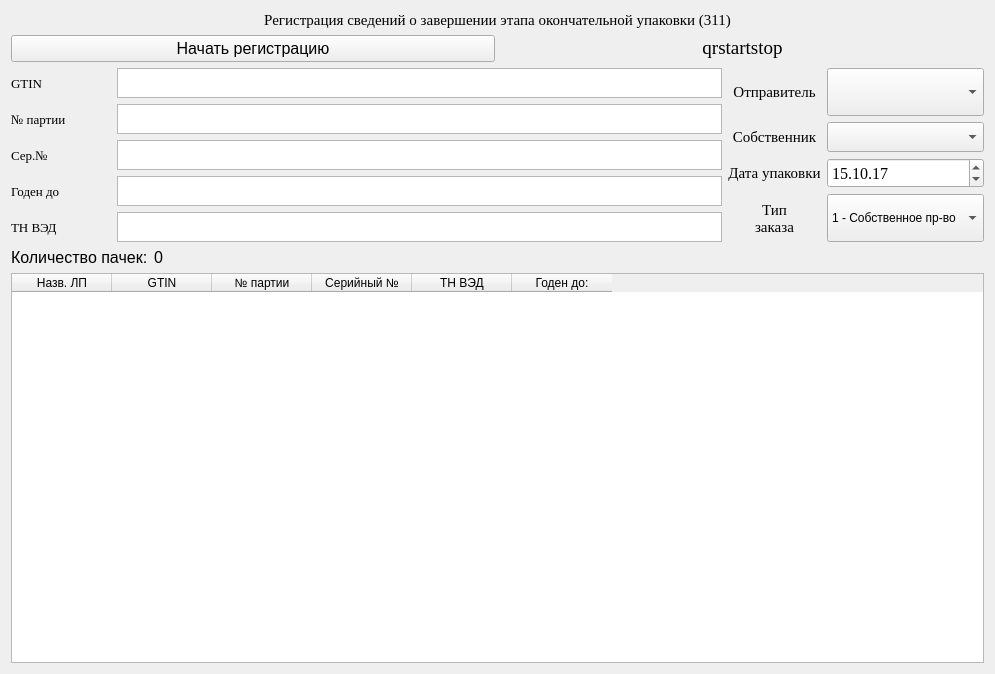
Old version of the form Widgets/RegisterEndPackingWidget311/registerendpackingwidget311.ui in the repository andreyshmelev/drug_marking.
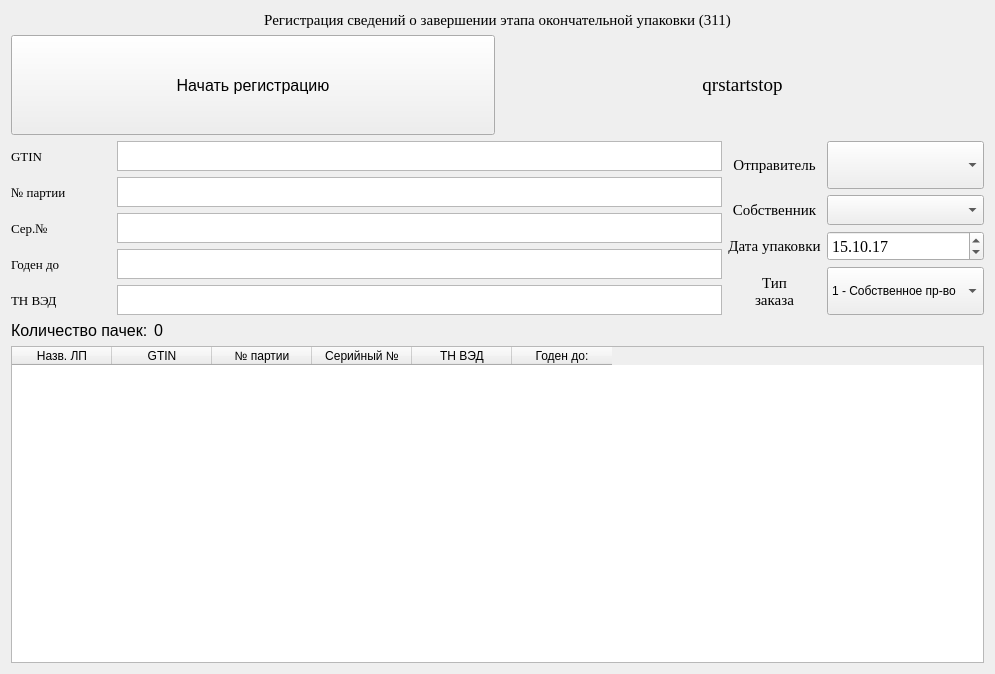
New version of the form.

```diff
--- a/Widgets/RegisterEndPackingWidget311/registerendpackingwidget311.ui
+++ b/Widgets/RegisterEndPackingWidget311/registerendpackingwidget311.ui
@@ -41,11 +41,17 @@
      <item row="0" column="0">
       <widget class="QPushButton" name="RegistrationStartButton">
        <property name="sizePolicy">
-        <sizepolicy hsizetype="Expanding" vsizetype="Fixed">
+        <sizepolicy hsizetype="Expanding" vsizetype="Expanding">
          <horstretch>0</horstretch>
          <verstretch>0</verstretch>
         </sizepolicy>
        </property>
+       <property name="maximumSize">
+        <size>
+         <width>16777215</width>
+         <height>100</height>
+        </size>
+       </property>
        <property name="font">
         <font>
          <pointsize>12</pointsize>
@@ -64,6 +70,12 @@
          <verstretch>0</verstretch>
         </sizepolicy>
        </property>
+       <property name="maximumSize">
+        <size>
+         <width>16777215</width>
+         <height>100</height>
+        </size>
+       </property>
        <property name="font">
         <font>
          <family>Times New Roman</family>
```
